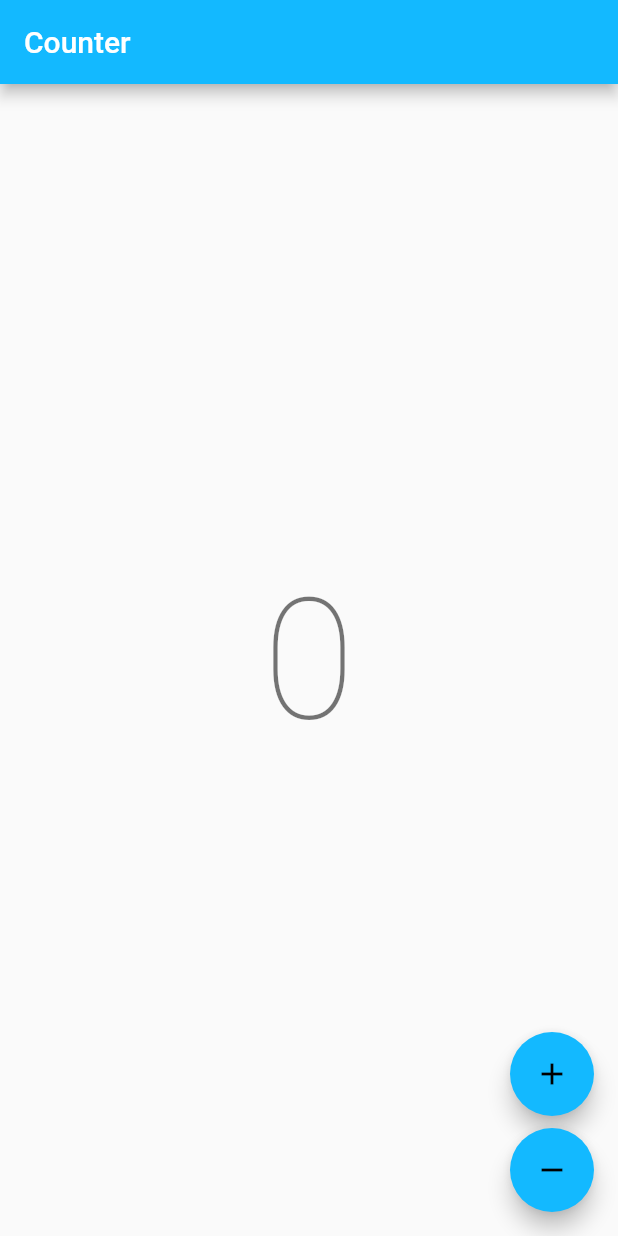
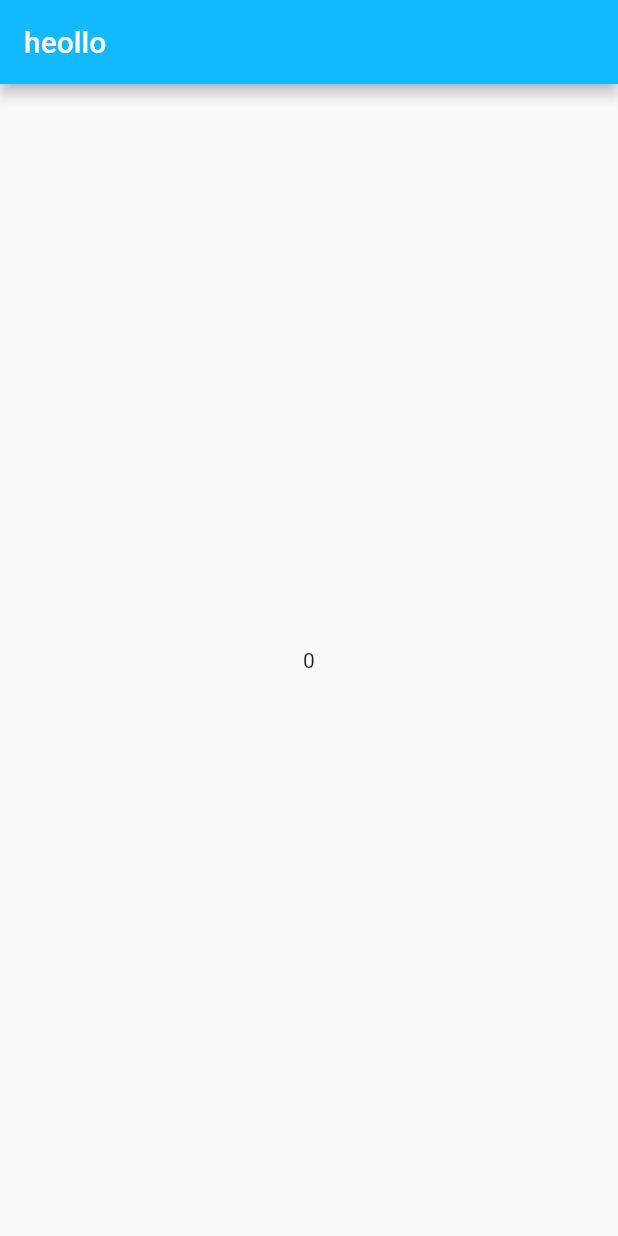
Before and after one commit to JohannesFoltin/fitnessfourthausend, a Flutter app: the screen it shows after launch, on a phone screen of 412 x 824 dp. Run offline on Flutter 3.47's test engine with Material 2 defaults, Android fonts, the phone set to English and light mode, and no system bars; our stand-ins replace bloc, flutter_bloc, rxdart, shared_preferences; generated files the repository leaves out were written again.

Commit message:
is working

```diff
--- a/lib/app/view/app.dart
+++ b/lib/app/view/app.dart
@@ -1,21 +1,20 @@
+// ignore_for_file: lines_longer_than_80_chars
+
+import 'package:fitnessfourthausend/l10n/l10n.dart';
+import 'package:fitnessfourthausend/trainingEditor/view/trainingEditorView.dart';
 import 'package:fitnessfourthausend_repository/fitnessfourthausend_repository.dart';
 import 'package:flutter/material.dart';
-import 'package:fitnessfourthausend/counter/counter.dart';
-import 'package:fitnessfourthausend/l10n/l10n.dart';
 import 'package:flutter_bloc/flutter_bloc.dart';
-import 'package:local_storage_fitnessfourthausend_api/local_storage_fitnessfourthausend_api.dart';
 
 class App extends StatelessWidget {
-  const App({super.key});
+  const App({required this.fitnessfourthausendRepository, super.key});
 
-  todosApi = LocalStorageFitnessfourthausendApi(
-    plugin: await SharedPreferences.getInstance(),
-  );
+  final FitnessfourthausendRepository fitnessfourthausendRepository;
 
   @override
   Widget build(BuildContext context) {
-    return RepositoryProvider(
-      create: (context) => FitnessfourthausendRepository(Shared),
+    return RepositoryProvider.value(
+      value: fitnessfourthausendRepository,
       child: MaterialApp(
         theme: ThemeData(
           appBarTheme: const AppBarTheme(color: Color(0xFF13B9FF)),
@@ -25,7 +24,7 @@ class App extends StatelessWidget {
         ),
         localizationsDelegates: AppLocalizations.localizationsDelegates,
         supportedLocales: AppLocalizations.supportedLocales,
-        home: const CounterPage(),
+        home: const TrainingEditorView(),
       ),
     );
   }
--- a/lib/main_production.dart
+++ b/lib/main_production.dart
@@ -1,6 +1,7 @@
-import 'package:fitnessfourthausend/app/app.dart';
+/* import 'package:fitnessfourthausend/app/app.dart';
 import 'package:fitnessfourthausend/bootstrap.dart';
 
 void main() {
   bootstrap(() => const App());
 }
+ */
--- a/lib/main_staging.dart
+++ b/lib/main_staging.dart
@@ -1,6 +1,7 @@
-import 'package:fitnessfourthausend/app/app.dart';
+/* import 'package:fitnessfourthausend/app/app.dart';
 import 'package:fitnessfourthausend/bootstrap.dart';
 
 void main() {
   bootstrap(() => const App());
 }
+ */
--- a/lib/trainingEditor/view/trainingEditorView.dart
+++ b/lib/trainingEditor/view/trainingEditorView.dart
@@ -1,13 +1,39 @@
 import 'package:fitnessfourthausend/trainingEditor/bloc/training_editor_bloc.dart';
+import 'package:fitnessfourthausend_repository/fitnessfourthausend_repository.dart';
 import 'package:flutter/material.dart';
 import 'package:flutter_bloc/flutter_bloc.dart';
-
 
 class TrainingEditorView extends StatelessWidget {
   const TrainingEditorView({super.key});
 
   @override
   Widget build(BuildContext context) {
-    return BlocProvider(create: (context) => TrainingEditorBloc(),);
+    return BlocProvider(
+      create: (context) =>
+          TrainingEditorBloc(context.read<FitnessfourthausendRepository>())
+            ..add(TrainingEditorSubscriptionRequested()),
+      child: Scaffold(
+        appBar: AppBar(title: const Text('heollo'),),
+        body: BlocListener<TrainingEditorBloc, TrainingEditorState>(
+          listenWhen: (previous, current) =>
+              previous.trainingEditorStatus != current.trainingEditorStatus,
+          listener: (context, state) {
+            if (state.trainingEditorStatus == TrainingEditorStatus.failure) {
+              ScaffoldMessenger.of(context)
+                ..hideCurrentSnackBar()
+                ..showSnackBar(
+                  const SnackBar(
+                    content: Text('Fuck'),
+                  ),
+                );
+            }
+          },
+          child: BlocBuilder<TrainingEditorBloc, TrainingEditorState>(
+            builder: (context, state) =>
+                Center(child: Text(state.trainings.length.toString())),
+          ),
+        ),
+      ),
+    );
   }
 }
--- a/packages/local_storage_fitnessfourthausend_api/lib/local_storage_fitnessfourthausend_api.dart
+++ b/packages/local_storage_fitnessfourthausend_api/lib/local_storage_fitnessfourthausend_api.dart
@@ -1,4 +1,7 @@
 /// A Flutter implementation of the TodosApi that uses local storage.
 library local_storage_fitnessfourthausend_api;
 
+export 'package:shared_preferences/shared_preferences.dart'
+    show SharedPreferences;
+
 export 'src/local_storage_fitnessfourthausend_api.dart';
```
Also changed, not shown: lib/bootstrap.dart (+9 -3 lines), lib/main_development.dart (+9 -3 lines), packages/fitnessfourthausend_api/lib/fitnessfourthausend_api.dart (+4 -4 lines), packages/local_storage_fitnessfourthausend_api/lib/src/test.dart (deleted, +0 -38 lines), 2 other files.
